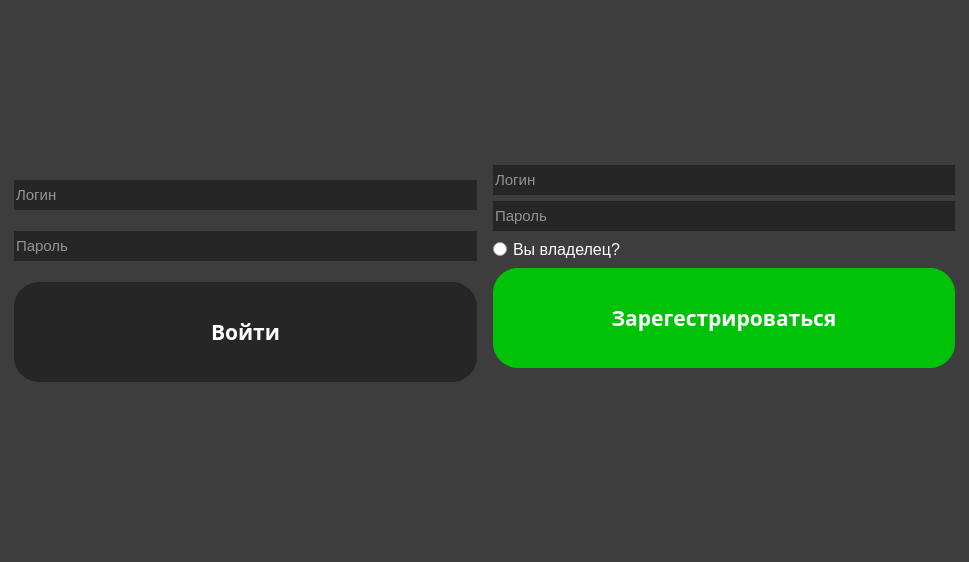
First picture: the form in JimRootShopProj/mainwindow.ui, repository masterkusok/JimRootShop, before the edit.
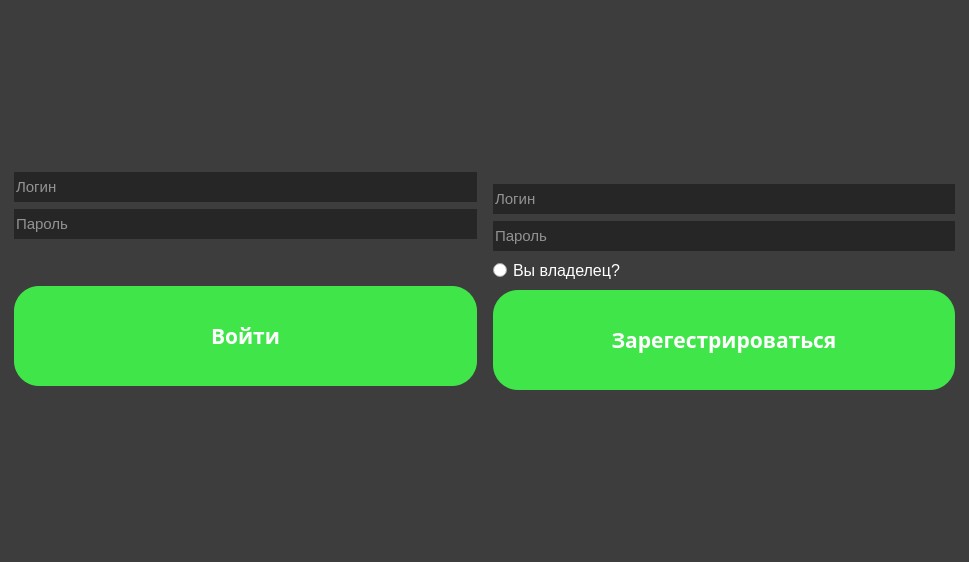
Second picture: the form after the edit.

Diff of the .ui file:
```diff
--- a/JimRootShopProj/mainwindow.ui
+++ b/JimRootShopProj/mainwindow.ui
@@ -73,6 +73,22 @@
         </property>
        </widget>
       </item>
+      <item>
+       <spacer name="verticalSpacer">
+        <property name="orientation">
+         <enum>Qt::Vertical</enum>
+        </property>
+        <property name="sizeType">
+         <enum>QSizePolicy::Fixed</enum>
+        </property>
+        <property name="sizeHint" stdset="0">
+         <size>
+          <width>20</width>
+          <height>40</height>
+         </size>
+        </property>
+       </spacer>
+      </item>
       <item>
        <widget class="QPushButton" name="loginConfirm">
         <property name="font">
@@ -89,7 +105,7 @@
         <property name="styleSheet">
          <string notr="true">QPushButton{
 	color : white;
-	background-color: #262626;
+	background-color: #40e649;
 	border-radius: 25px;
 	height : 100%;
 	width:100%;
@@ -117,16 +133,19 @@
     <item row="0" column="1">
      <layout class="QVBoxLayout" name="registerLayout" stretch="0,0,0,0">
       <property name="spacing">
-       <number>6</number>
+       <number>7</number>
       </property>
       <property name="leftMargin">
        <number>5</number>
       </property>
+      <property name="topMargin">
+       <number>13</number>
+      </property>
       <property name="rightMargin">
        <number>5</number>
       </property>
       <property name="bottomMargin">
-       <number>29</number>
+       <number>0</number>
       </property>
       <item>
        <widget class="QLineEdit" name="regLogin">
@@ -216,7 +235,7 @@
         <property name="styleSheet">
          <string notr="true">QPushButton{
 	color : white;
-	background-color: #00C209;
+	background-color: #40e649;
 	border-radius: 25px;
 	height : 100%;
 	width:100%;
```
Left out of the diff: 4 changed lines with no effect on the pictures.
